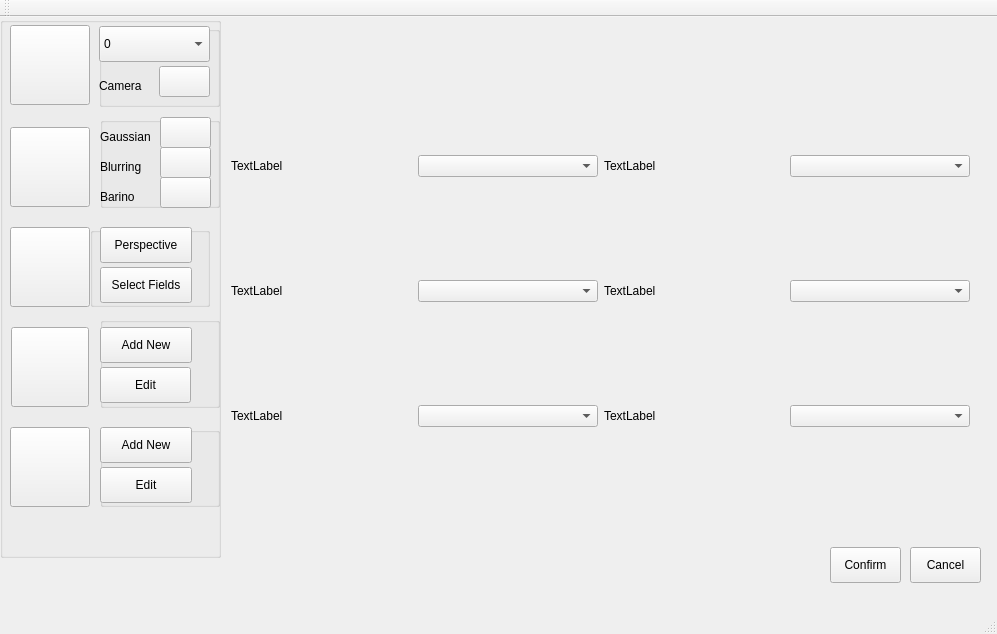
First picture: the form in mainwindow.ui, repository RodrigoGatao/RinobotSystem, before the edit.
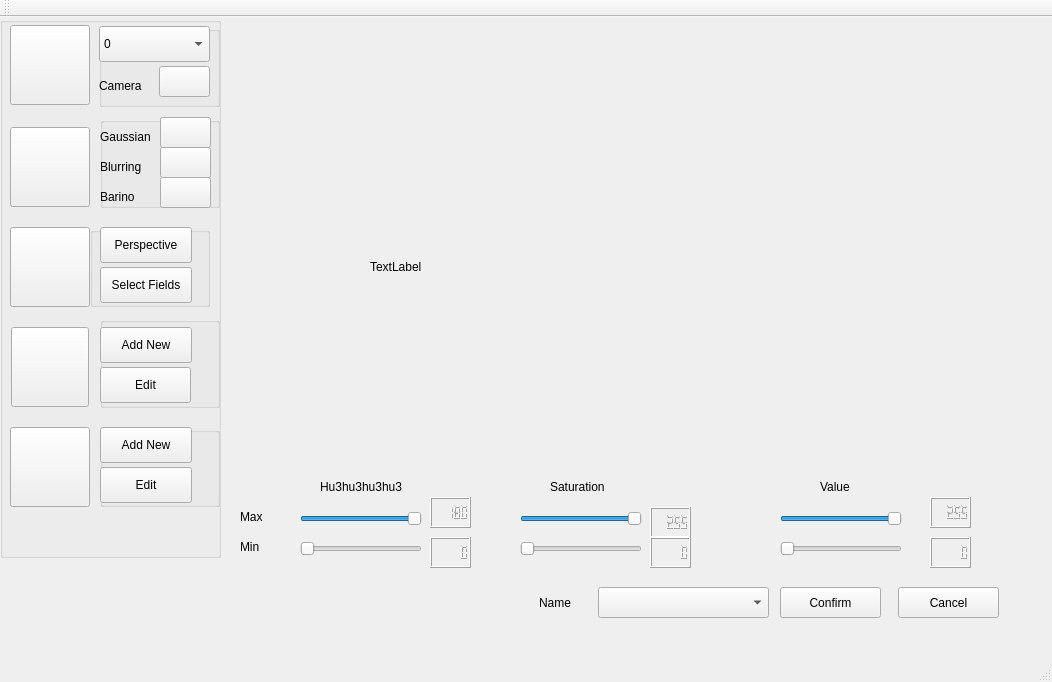
Second picture: the form after the edit. The open tabs and pages were chosen to show the change. Icons and pictures are not drawn.

Patch:
```diff
--- a/mainwindow.ui
+++ b/mainwindow.ui
@@ -6,8 +6,8 @@
    <rect>
     <x>0</x>
     <y>0</y>
-    <width>997</width>
-    <height>634</height>
+    <width>1052</width>
+    <height>682</height>
    </rect>
   </property>
   <property name="cursor">
@@ -528,8 +528,8 @@
    <widget class="QStackedWidget" name="miniwindowswt">
     <property name="geometry">
      <rect>
-      <x>220</x>
-      <y>0</y>
+      <x>240</x>
+      <y>40</y>
       <width>761</width>
       <height>581</height>
      </rect>
@@ -994,13 +994,288 @@
      </widget>
     </widget>
     <widget class="QWidget" name="editCologbx">
-     <widget class="QPushButton" name="cancelEditbtn">
+     <widget class="QLabel" name="camEditColorlbl_2">
+      <property name="geometry">
+       <rect>
+        <x>130</x>
+        <y>20</y>
+        <width>506</width>
+        <height>380</height>
+       </rect>
+      </property>
+      <property name="text">
+       <string>TextLabel</string>
+      </property>
+     </widget>
+     <widget class="QLCDNumber" name="lowvaluelcd_4">
       <property name="geometry">
        <rect>
         <x>690</x>
-        <y>530</y>
+        <y>480</y>
+        <width>41</width>
+        <height>31</height>
+       </rect>
+      </property>
+     </widget>
+     <widget class="QLCDNumber" name="minhuelcd_4">
+      <property name="geometry">
+       <rect>
+        <x>190</x>
+        <y>480</y>
+        <width>41</width>
+        <height>31</height>
+       </rect>
+      </property>
+     </widget>
+     <widget class="QLabel" name="valuelbl_4">
+      <property name="geometry">
+       <rect>
+        <x>580</x>
+        <y>420</y>
+        <width>111</width>
+        <height>20</height>
+       </rect>
+      </property>
+      <property name="text">
+       <string>Value</string>
+      </property>
+     </widget>
+     <widget class="QSlider" name="uppervaluesld_4">
+      <property name="geometry">
+       <rect>
+        <x>540</x>
+        <y>450</y>
+        <width>122</width>
+        <height>24</height>
+       </rect>
+      </property>
+      <property name="maximum">
+       <number>255</number>
+      </property>
+      <property name="value">
+       <number>255</number>
+      </property>
+      <property name="orientation">
+       <enum>Qt::Horizontal</enum>
+      </property>
+     </widget>
+     <widget class="QLabel" name="saturationlbl_4">
+      <property name="geometry">
+       <rect>
+        <x>310</x>
+        <y>420</y>
         <width>71</width>
-        <height>36</height>
+        <height>20</height>
+       </rect>
+      </property>
+      <property name="text">
+       <string>Saturation</string>
+      </property>
+     </widget>
+     <widget class="QLCDNumber" name="uppersaturationlcd_4">
+      <property name="geometry">
+       <rect>
+        <x>410</x>
+        <y>450</y>
+        <width>41</width>
+        <height>31</height>
+       </rect>
+      </property>
+      <property name="intValue" stdset="0">
+       <number>255</number>
+      </property>
+     </widget>
+     <widget class="QSlider" name="uppersaturationsld_4">
+      <property name="geometry">
+       <rect>
+        <x>280</x>
+        <y>450</y>
+        <width>122</width>
+        <height>24</height>
+       </rect>
+      </property>
+      <property name="maximum">
+       <number>255</number>
+      </property>
+      <property name="value">
+       <number>255</number>
+      </property>
+      <property name="orientation">
+       <enum>Qt::Horizontal</enum>
+      </property>
+     </widget>
+     <widget class="QSlider" name="lowhuesld_4">
+      <property name="geometry">
+       <rect>
+        <x>60</x>
+        <y>480</y>
+        <width>122</width>
+        <height>24</height>
+       </rect>
+      </property>
+      <property name="maximum">
+       <number>180</number>
+      </property>
+      <property name="orientation">
+       <enum>Qt::Horizontal</enum>
+      </property>
+     </widget>
+     <widget class="QLabel" name="upperlbl_4">
+      <property name="geometry">
+       <rect>
+        <x>0</x>
+        <y>450</y>
+        <width>31</width>
+        <height>20</height>
+       </rect>
+      </property>
+      <property name="text">
+       <string>Max</string>
+      </property>
+     </widget>
+     <widget class="QLabel" name="huelbl_4">
+      <property name="geometry">
+       <rect>
+        <x>80</x>
+        <y>420</y>
+        <width>101</width>
+        <height>20</height>
+       </rect>
+      </property>
+      <property name="text">
+       <string>Hu3hu3hu3hu3</string>
+      </property>
+     </widget>
+     <widget class="QLCDNumber" name="maxhuelcd_4">
+      <property name="geometry">
+       <rect>
+        <x>190</x>
+        <y>440</y>
+        <width>41</width>
+        <height>31</height>
+       </rect>
+      </property>
+      <property name="intValue" stdset="0">
+       <number>180</number>
+      </property>
+     </widget>
+     <widget class="QSlider" name="upperhuesld_4">
+      <property name="geometry">
+       <rect>
+        <x>60</x>
+        <y>450</y>
+        <width>122</width>
+        <height>24</height>
+       </rect>
+      </property>
+      <property name="maximum">
+       <number>180</number>
+      </property>
+      <property name="value">
+       <number>180</number>
+      </property>
+      <property name="orientation">
+       <enum>Qt::Horizontal</enum>
+      </property>
+     </widget>
+     <widget class="QSlider" name="lowsaturationsld_4">
+      <property name="geometry">
+       <rect>
+        <x>280</x>
+        <y>480</y>
+        <width>122</width>
+        <height>24</height>
+       </rect>
+      </property>
+      <property name="maximum">
+       <number>255</number>
+      </property>
+      <property name="orientation">
+       <enum>Qt::Horizontal</enum>
+      </property>
+     </widget>
+     <widget class="QSlider" name="lowvaluesld_4">
+      <property name="geometry">
+       <rect>
+        <x>540</x>
+        <y>480</y>
+        <width>122</width>
+        <height>24</height>
+       </rect>
+      </property>
+      <property name="maximum">
+       <number>255</number>
+      </property>
+      <property name="orientation">
+       <enum>Qt::Horizontal</enum>
+      </property>
+     </widget>
+     <widget class="QLCDNumber" name="uppervaluelcd_4">
+      <property name="geometry">
+       <rect>
+        <x>690</x>
+        <y>440</y>
+        <width>41</width>
+        <height>31</height>
+       </rect>
+      </property>
+      <property name="intValue" stdset="0">
+       <number>255</number>
+      </property>
+     </widget>
+     <widget class="QLabel" name="lowlbl_4">
+      <property name="geometry">
+       <rect>
+        <x>0</x>
+        <y>480</y>
+        <width>31</width>
+        <height>20</height>
+       </rect>
+      </property>
+      <property name="text">
+       <string>Min</string>
+      </property>
+     </widget>
+     <widget class="QLCDNumber" name="lowsaturationlcd_4">
+      <property name="geometry">
+       <rect>
+        <x>410</x>
+        <y>480</y>
+        <width>41</width>
+        <height>31</height>
+       </rect>
+      </property>
+     </widget>
+     <widget class="QComboBox" name="editColorcmb">
+      <property name="geometry">
+       <rect>
+        <x>358</x>
+        <y>530</y>
+        <width>171</width>
+        <height>31</height>
+       </rect>
+      </property>
+     </widget>
+     <widget class="QLabel" name="nameColorlbl_4">
+      <property name="geometry">
+       <rect>
+        <x>299</x>
+        <y>530</y>
+        <width>61</width>
+        <height>31</height>
+       </rect>
+      </property>
+      <property name="text">
+       <string>Name</string>
+      </property>
+     </widget>
+     <widget class="QPushButton" name="cancelEditColorbtn_4">
+      <property name="geometry">
+       <rect>
+        <x>658</x>
+        <y>530</y>
+        <width>101</width>
+        <height>31</height>
        </rect>
       </property>
       <property name="text">
@@ -1010,124 +1285,16 @@
      <widget class="QPushButton" name="confirmEditbtn">
       <property name="geometry">
        <rect>
-        <x>610</x>
+        <x>540</x>
         <y>530</y>
-        <width>71</width>
-        <height>36</height>
+        <width>101</width>
+        <height>31</height>
        </rect>
       </property>
       <property name="text">
        <string>Confirm</string>
       </property>
      </widget>
-     <widget class="QWidget" name="verticalLayoutWidget">
-      <property name="geometry">
-       <rect>
-        <x>0</x>
-        <y>30</y>
-        <width>761</width>
-        <height>491</height>
-       </rect>
-      </property>
-      <layout class="QVBoxLayout" name="verticalLayout">
-       <item>
-        <layout class="QHBoxLayout" name="horizontalLayout_2">
-         <item>
-          <layout class="QHBoxLayout" name="horizontalLayout_4">
-           <item>
-            <widget class="QLabel" name="allyEditlbl">
-             <property name="text">
-              <string>TextLabel</string>
-             </property>
-            </widget>
-           </item>
-           <item>
-            <widget class="QComboBox" name="enemyEditcbx"/>
-           </item>
-          </layout>
-         </item>
-         <item>
-          <layout class="QHBoxLayout" name="horizontalLayout_5">
-           <item>
-            <widget class="QLabel" name="goalkeeperEditlbl">
-             <property name="text">
-              <string>TextLabel</string>
-             </property>
-            </widget>
-           </item>
-           <item>
-            <widget class="QComboBox" name="defenserEditcbx"/>
-           </item>
-          </layout>
-         </item>
-        </layout>
-       </item>
-       <item>
-        <layout class="QHBoxLayout" name="horizontalLayout">
-         <item>
-          <layout class="QHBoxLayout" name="horizontalLayout_6">
-           <item>
-            <widget class="QLabel" name="enemyEditlbl">
-             <property name="text">
-              <string>TextLabel</string>
-             </property>
-            </widget>
-           </item>
-           <item>
-            <widget class="QComboBox" name="allyEditcbx"/>
-           </item>
-          </layout>
-         </item>
-         <item>
-          <layout class="QHBoxLayout" name="horizontalLayout_7">
-           <item>
-            <widget class="QLabel" name="defenserEditlbl">
-             <property name="text">
-              <string>TextLabel</string>
-             </property>
-            </widget>
-           </item>
-           <item>
-            <widget class="QComboBox" name="goalkeeperEditcbx"/>
-           </item>
-          </layout>
-         </item>
-        </layout>
-       </item>
-       <item>
-        <layout class="QHBoxLayout" name="horizontalLayout_3">
-         <item>
-          <layout class="QHBoxLayout" name="horizontalLayout_8">
-           <item>
-            <widget class="QLabel" name="ballEditlbl">
-             <property name="text">
-              <string>TextLabel</string>
-             </property>
-            </widget>
-           </item>
-           <item>
-            <widget class="QComboBox" name="ballEditcbx"/>
-           </item>
-          </layout>
-         </item>
-         <item>
-          <layout class="QHBoxLayout" name="horizontalLayout_9">
-           <item>
-            <widget class="QLabel" name="attackerEditlbl">
-             <property name="text">
-              <string>TextLabel</string>
-             </property>
-            </widget>
-           </item>
-           <item>
-            <widget class="QComboBox" name="attackerEditcbx"/>
-           </item>
-          </layout>
-         </item>
-        </layout>
-       </item>
-      </layout>
-     </widget>
     </widget>
     <widget class="QWidget" name="addNewRobotgbx">
      <widget class="QWidget" name="horizontalLayoutWidget">
```
Left out of the diff: 28 changed lines with no effect on the pictures.
